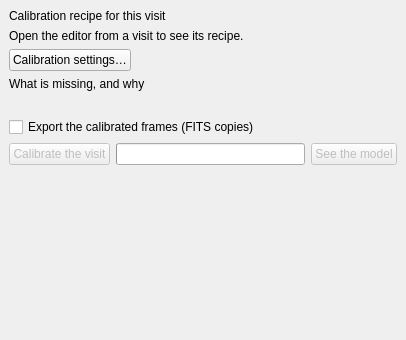
Before: the Qt Designer form nightscribe/gui/ui/ufe_calibration_tab.ui in irydeo/nightscribe, drawn with Qt 5.
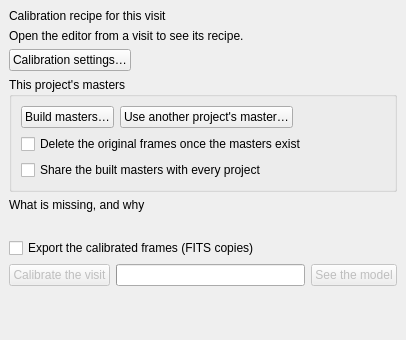
After: the same form once the commit is applied.

Commit message: feat(calibration): the master library is per project and the app builds masters (ADR-061 rev)

Patch:
```diff
--- a/nightscribe/gui/ui/ufe_calibration_tab.ui
+++ b/nightscribe/gui/ui/ufe_calibration_tab.ui
@@ -47,6 +47,55 @@
      </item>
     </layout>
    </item>
+   <item>
+    <widget class="QGroupBox" name="grp_build">
+     <property name="title"><string>This project's masters</string></property>
+     <layout class="QVBoxLayout" name="vbox_build">
+      <item>
+       <layout class="QHBoxLayout" name="row_build">
+        <item>
+         <widget class="QPushButton" name="btn_build_masters">
+          <property name="text"><string>Build masters…</string></property>
+          <property name="toolTip">
+           <string>Build the masters from a folder of calibration frames: each frame is classified by its own header, the frames of one key are grouped, combined with the median and written in the library folder. The masters belong to this project unless you share them. The app never guesses: a light, or a frame whose header does not say what it is, is left out and said so</string>
+          </property>
+         </widget>
+        </item>
+        <item>
+         <widget class="QPushButton" name="btn_adopt_master">
+          <property name="text"><string>Use another project's master…</string></property>
+          <property name="toolTip">
+           <string>Lets THIS project use a master built by another project, without copying it: the file stays where it is and this project gets its own link to it. The owner can take the link away later, and the file is deleted only when no project is using it any more</string>
+          </property>
+         </widget>
+        </item>
+        <item>
+         <spacer name="hsp_build">
+          <property name="orientation"><enum>Qt::Horizontal</enum></property>
+          <property name="sizeHint" stdset="0"><size><width>40</width><height>20</height></size></property>
+         </spacer>
+        </item>
+       </layout>
+      </item>
+      <item>
+       <widget class="QCheckBox" name="chk_build_delete">
+        <property name="text"><string>Delete the original frames once the masters exist</string></property>
+        <property name="toolTip">
+         <string>The frames are the raw material of the masters and take far more room than they do. They are removed only after each master is written AND indexed, so a build that fails leaves them where they were. Off by default: the frames are your data</string>
+        </property>
+       </widget>
+      </item>
+      <item>
+       <widget class="QCheckBox" name="chk_build_share">
+        <property name="text"><string>Share the built masters with every project</string></property>
+        <property name="toolTip">
+         <string>A bias and a flat are reusable (the sensor's pedestal and the optical train's shape do not change from one project to the next), while a dark is tied to a night's exposure and temperature. Sharing is a property of the library entry, not a copy: the same file serves every project that uses it</string>
+        </property>
+       </widget>
+      </item>
+     </layout>
+    </widget>
+   </item>
    <item>
     <widget class="QLabel" name="lbl_warnings_title">
      <property name="text"><string>What is missing, and why</string></property>
```
Left out of the diff: 2 changed lines with no effect on the pictures. The commit also changes 29 other files.
